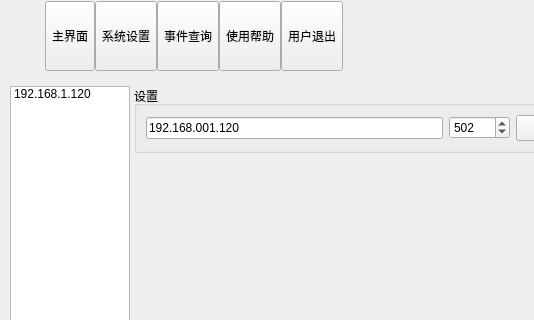
Shogpe/bmsTool, file main_ui.ui: the form before one commit; both pictures show x 0 to 534 and y 0 to 320 of the 1015 by 600 pixel window.
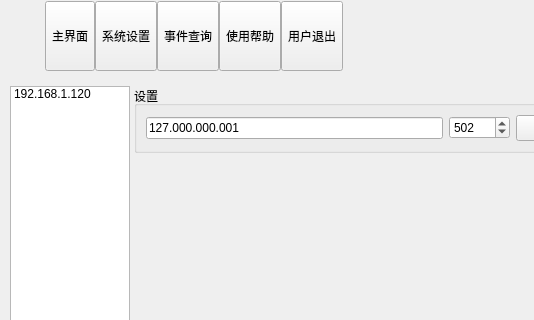
The form after the commit. Icons and pictures are not drawn. Custom widgets are drawn as their Qt base class.

The edit to the form file:
```diff
--- a/main_ui.ui
+++ b/main_ui.ui
@@ -404,7 +404,7 @@
                  <string>000.000.000.000</string>
                 </property>
                 <property name="text">
-                 <string>192.168.001.120</string>
+                 <string>127.000.000.001</string>
                 </property>
                 <property name="maxLength">
                  <number>15</number>
```
